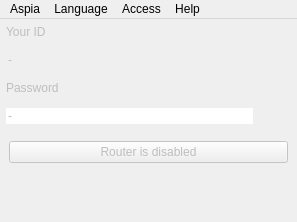
Above: source/host/ui/main_window.ui from dchapyshev/aspia before the change. Below: the same form after it.
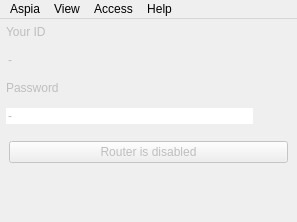
That is the form after the change. Icons and pictures are not drawn.

```diff
--- a/source/host/ui/main_window.ui
+++ b/source/host/ui/main_window.ui
@@ -254,12 +254,6 @@
     <addaction name="separator"/>
     <addaction name="action_about"/>
    </widget>
-   <widget class="QMenu" name="menu_language">
-    <property name="title">
-     <string>Language</string>
-    </property>
-    <addaction name="separator"/>
-   </widget>
    <widget class="QMenu" name="menu_access">
     <property name="title">
      <string>Access</string>
@@ -270,8 +264,15 @@
     <addaction name="action_system_info"/>
     <addaction name="action_text_chat"/>
    </widget>
+   <widget class="QMenu" name="menuView">
+    <property name="title">
+     <string>View</string>
+    </property>
+    <addaction name="action_language"/>
+    <addaction name="action_theme"/>
+   </widget>
    <addaction name="menu_aspia"/>
-   <addaction name="menu_language"/>
+   <addaction name="menuView"/>
    <addaction name="menu_access"/>
    <addaction name="menu_help"/>
   </widget>
```
Left out of the diff: 10 changed lines with no effect on the pictures.
